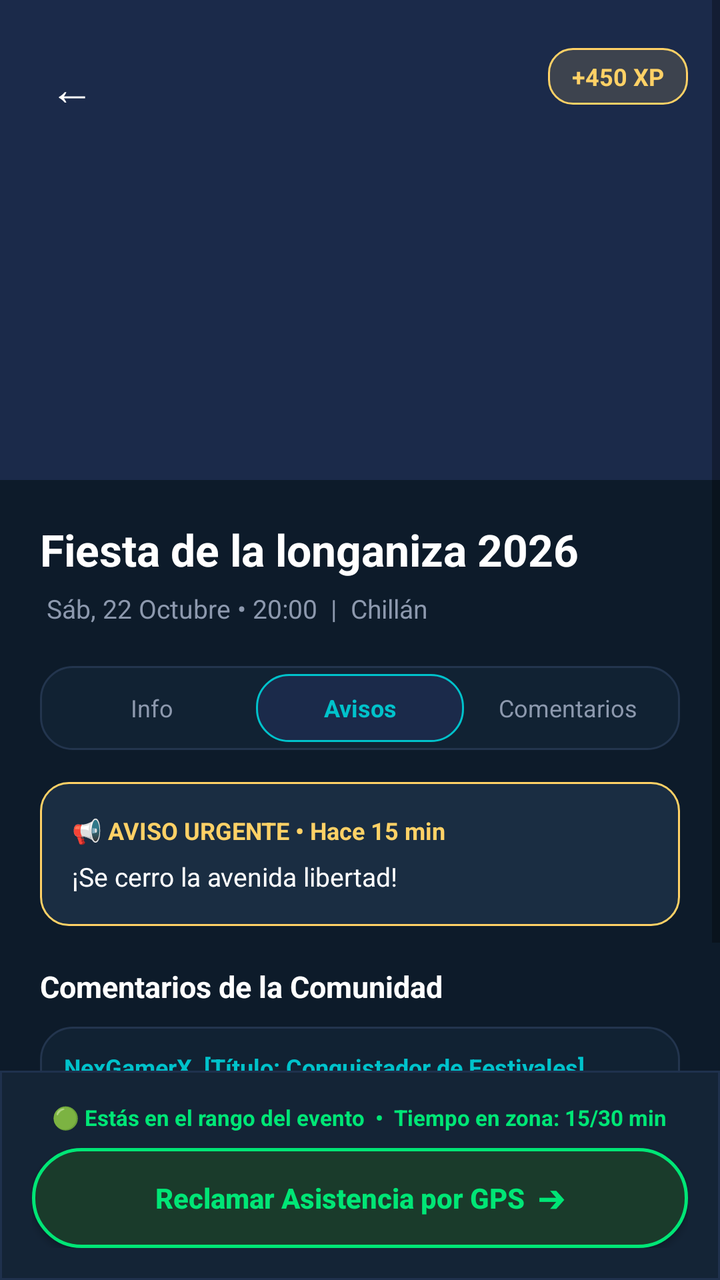
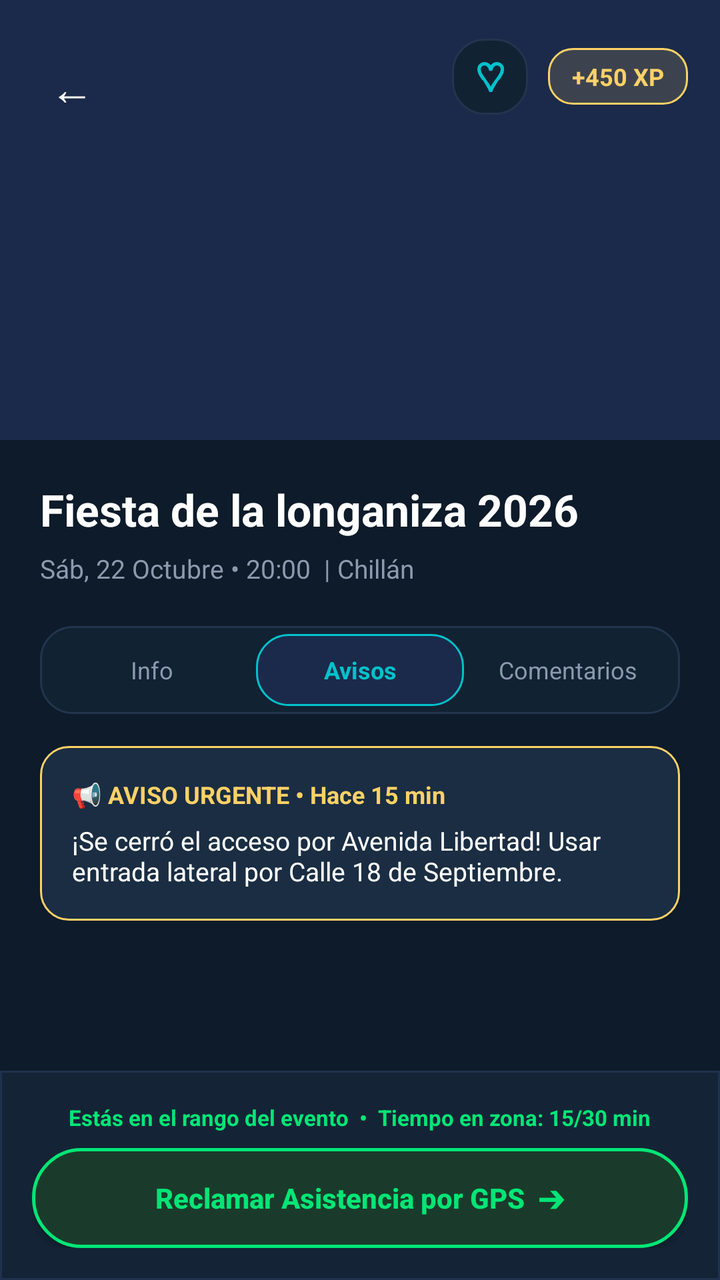

Compare the two renders of this Android layout. The source of the first and the diff that turns it into the second are given below.
<!-- AndroidManifest.xml: application theme Theme.Nexura -->
<!-- res/layout/activity_detalle_evento.xml -->
<?xml version="1.0" encoding="utf-8"?>
<androidx.constraintlayout.widget.ConstraintLayout xmlns:android="http://schemas.android.com/apk/res/android"
    xmlns:app="http://schemas.android.com/apk/res-auto"
    xmlns:tools="http://schemas.android.com/tools"
    android:layout_width="match_parent"
    android:layout_height="match_parent"
    android:background="@color/bg_dark"
    tools:context=".Detalle_Evento">

    <ScrollView
        android:layout_width="match_parent"
        android:layout_height="0dp"
        android:fillViewport="true"
        app:layout_constraintBottom_toTopOf="@id/bottomGpsSection"
        app:layout_constraintTop_toTopOf="parent">

        <LinearLayout
            android:layout_width="match_parent"
            android:layout_height="wrap_content"
            android:orientation="vertical">

            
            <androidx.constraintlayout.widget.ConstraintLayout
                android:layout_width="match_parent"
                android:layout_height="240dp"
                android:background="@color/surface_card">

                <TextView
                    android:id="@+id/btnBack"
                    android:layout_width="40dp"
                    android:layout_height="40dp"
                    android:layout_marginStart="16dp"
                    android:layout_marginTop="24dp"
                    android:gravity="center"
                    android:text="←"
                    android:textColor="@color/text_white"
                    android:textSize="22sp"
                    app:layout_constraintStart_toStartOf="parent"
                    app:layout_constraintTop_toTopOf="parent" />

                <TextView
                    android:layout_width="wrap_content"
                    android:layout_height="wrap_content"
                    android:layout_marginEnd="16dp"
                    android:layout_marginTop="24dp"
                    android:background="@drawable/badge"
                    android:paddingHorizontal="12dp"
                    android:paddingVertical="6dp"
                    android:text="+450 XP"
                    android:textColor="@color/trophy_gold"
                    android:textSize="12sp"
                    android:textStyle="bold"
                    app:layout_constraintEnd_toEndOf="parent"
                    app:layout_constraintTop_toTopOf="parent" />
            </androidx.constraintlayout.widget.ConstraintLayout>


            <LinearLayout
                android:layout_width="match_parent"
                android:layout_height="wrap_content"
                android:orientation="vertical"
                android:padding="20dp">

                <TextView
                    android:id="@+id/tvDetailTitle"
                    android:layout_width="wrap_content"
                    android:layout_height="wrap_content"
                    android:text="Fiesta de la longaniza 2026"
                    android:textColor="@color/text_white"
                    android:textSize="22sp"
                    android:textStyle="bold" />

                <TextView
                    android:layout_width="wrap_content"
                    android:layout_height="wrap_content"
                    android:layout_marginTop="6dp"
                    android:text=" Sáb, 22 Octubre • 20:00  |  Chillán"
                    android:textColor="@color/text_gray"
                    android:textSize="13sp" />

                
                <LinearLayout
                    android:layout_width="match_parent"
                    android:layout_height="42dp"
                    android:layout_marginTop="20dp"
                    android:background="@drawable/input"
                    android:gravity="center"
                    android:orientation="horizontal"
                    android:padding="4dp">

                    <TextView
                        android:layout_width="0dp"
                        android:layout_height="match_parent"
                        android:layout_weight="1"
                        android:gravity="center"
                        android:text="Info"
                        android:textColor="@color/text_gray"
                        android:textSize="12sp" />

                    <TextView
                        android:layout_width="0dp"
                        android:layout_height="match_parent"
                        android:layout_weight="1"
                        android:background="@drawable/categoria"
                        android:gravity="center"
                        android:text="Avisos"
                        android:textColor="@color/neon_cyan"
                        android:textSize="12sp"
                        android:textStyle="bold" />

                    <TextView
                        android:layout_width="0dp"
                        android:layout_height="match_parent"
                        android:layout_weight="1"
                        android:gravity="center"
                        android:text="Comentarios"
                        android:textColor="@color/text_gray"
                        android:textSize="12sp" />
                </LinearLayout>

                
                <LinearLayout
                    android:layout_width="match_parent"
                    android:layout_height="wrap_content"
                    android:layout_marginTop="16dp"
                    android:background="@drawable/tarjeta"
                    android:orientation="vertical"
                    android:padding="16dp">

                    <TextView
                        android:layout_width="wrap_content"
                        android:layout_height="wrap_content"
                        android:text="📢 AVISO URGENTE • Hace 15 min"
                        android:textColor="@color/trophy_gold"
                        android:textSize="12sp"
                        android:textStyle="bold" />

                    <TextView
                        android:layout_width="wrap_content"
                        android:layout_height="wrap_content"
                        android:layout_marginTop="6dp"
                        android:text="¡Se cerro la avenida libertad!"
                        android:textColor="@color/text_white"
                        android:textSize="13sp" />
                </LinearLayout>

                
                <TextView
                    android:layout_width="wrap_content"
                    android:layout_height="wrap_content"
                    android:layout_marginTop="20dp"
                    android:text="Comentarios de la Comunidad"
                    android:textColor="@color/text_white"
                    android:textSize="15sp"
                    android:textStyle="bold" />

                <LinearLayout
                    android:layout_width="match_parent"
                    android:layout_height="wrap_content"
                    android:layout_marginTop="10dp"
                    android:background="@drawable/input"
                    android:orientation="vertical"
                    android:padding="12dp">

                    <TextView
                        android:layout_width="wrap_content"
                        android:layout_height="wrap_content"
                        android:text="NexGamerX  [Título: Conquistador de Festivales]"
                        android:textColor="@color/neon_cyan"
                        android:textSize="12sp"
                        android:textStyle="bold" />

                    <TextView
                        android:layout_width="wrap_content"
                        android:layout_height="wrap_content"
                        android:layout_marginTop="4dp"
                        android:text="¿Alguien más ya está cerca de la zona VIP? ¡Quiero ese logro dorado!"
                        android:textColor="@color/text_gray"
                        android:textSize="12sp" />
                </LinearLayout>

            </LinearLayout>
        </LinearLayout>
    </ScrollView>

    
    <LinearLayout
        android:id="@+id/bottomGpsSection"
        android:layout_width="match_parent"
        android:layout_height="wrap_content"
        android:background="@drawable/nav"
        android:orientation="vertical"
        android:padding="16dp"
        app:layout_constraintBottom_toBottomOf="parent">

        <TextView
            android:id="@+id/tvGpsStatus"
            android:layout_width="wrap_content"
            android:layout_height="wrap_content"
            android:layout_gravity="center"
            android:text="🟢 Estás en el rango del evento  •  Tiempo en zona: 15/30 min"
            android:textColor="@color/status_green"
            android:textSize="11sp"
            android:textStyle="bold" />

        <androidx.appcompat.widget.AppCompatButton
            android:id="@+id/btnClaimGps"
            android:layout_width="match_parent"
            android:layout_height="50dp"
            android:layout_marginTop="8dp"
            android:background="@drawable/btn_gps"
            android:text="Reclamar Asistencia por GPS  ➔"
            android:textAllCaps="false"
            android:textColor="@color/status_green"
            android:textSize="14sp"
            android:textStyle="bold" />
    </LinearLayout>

</androidx.constraintlayout.widget.ConstraintLayout>
<!-- resources referenced by this layout -->
<resources>
  <color name="bg_dark">#0D1B2A</color>
  <color name="neon_cyan">#00C2CB</color>
  <color name="status_green">#00E676</color>
  <color name="surface_card">#1B2A4A</color>
  <color name="text_gray">#8D99AE</color>
  <color name="text_white">#FFFFFF</color>
  <color name="trophy_gold">#FFD166</color>
  <!-- drawable badge (drawable) -->
  <?xml version="1.0" encoding="utf-8"?>
  <shape xmlns:android="http://schemas.android.com/apk/res/android"
      android:shape="rectangle">
      <solid android:color="#26FFD166" />
      <stroke android:width="1dp" android:color="@color/trophy_gold" />
      <corners android:radius="12dp" />
  </shape>
  <!-- drawable btn_gps (drawable) -->
  <?xml version="1.0" encoding="utf-8"?>
  <shape xmlns:android="http://schemas.android.com/apk/res/android"
      android:shape="rectangle">
      <solid android:color="#1A3B2B" />
      <stroke android:width="1.5dp" android:color="@color/status_green" />
      <corners android:radius="24dp" />
  </shape>
  <!-- drawable categoria (drawable) -->
  <?xml version="1.0" encoding="utf-8"?>
  <shape xmlns:android="http://schemas.android.com/apk/res/android"
      android:shape="rectangle">
      <solid android:color="@color/surface_card" />
      <stroke android:width="1dp" android:color="@color/neon_cyan" />
      <corners android:radius="16dp" />
  </shape>
  <!-- drawable input (drawable) -->
  <?xml version="1.0" encoding="utf-8"?>
  <shape xmlns:android="http://schemas.android.com/apk/res/android"
      android:shape="rectangle">
      <solid android:color="@color/input_bg" />
      <stroke
          android:width="1dp"
          android:color="#23354E" />
      <corners android:radius="16dp" />
  </shape>
  <!-- drawable nav (drawable) -->
  <?xml version="1.0" encoding="utf-8"?>
  <shape xmlns:android="http://schemas.android.com/apk/res/android"
      android:shape="rectangle">
      <solid android:color="@color/surface_dark" />
      <stroke android:width="1dp" android:color="#1F314D" />
  </shape>
  <!-- drawable tarjeta (drawable) -->
  <?xml version="1.0" encoding="utf-8"?>
  <shape xmlns:android="http://schemas.android.com/apk/res/android"
      android:shape="rectangle">
      <solid android:color="#1A2D42" />
      <stroke android:width="1dp" android:color="@color/trophy_gold" />
      <corners android:radius="14dp" />
  </shape>
  <style name="Theme.Nexura" parent="Theme.MaterialComponents.DayNight.DarkActionBar">
          
          <item name="colorPrimary">@color/purple_500</item>
          <item name="colorPrimaryVariant">@color/purple_700</item>
          <item name="colorOnPrimary">@color/white</item>
          
          <item name="colorSecondary">@color/teal_200</item>
          <item name="colorSecondaryVariant">@color/teal_700</item>
          <item name="colorOnSecondary">@color/black</item>
          
          <item name="android:statusBarColor">?attr/colorPrimaryVariant</item>
          
      </style>
  <color name="input_bg">#112233</color>
  <color name="surface_dark">#142436</color>
  <color name="purple_500">#FF6200EE</color>
  <color name="purple_700">#FF3700B3</color>
  <color name="white">#FFFFFFFF</color>
  <color name="teal_200">#FF03DAC5</color>
  <color name="teal_700">#FF018786</color>
  <color name="black">#FF000000</color>
</resources>

<!-- the commit's change to res/layout/activity_detalle_evento.xml (unified diff, before → after) -->
@@ -5,7 +5,7 @@
     android:layout_width="match_parent"
     android:layout_height="match_parent"
     android:background="@color/bg_dark"
-    tools:context=".Detalle_Evento">
+    tools:context=".ui.Detalle_Evento">
 
     <ScrollView
         android:layout_width="match_parent"
@@ -22,7 +22,7 @@
             
             <androidx.constraintlayout.widget.ConstraintLayout
                 android:layout_width="match_parent"
-                android:layout_height="240dp"
+                android:layout_height="220dp"
                 android:background="@color/surface_card">
 
                 <TextView
@@ -38,7 +38,25 @@
                     app:layout_constraintStart_toStartOf="parent"
                     app:layout_constraintTop_toTopOf="parent" />
 
-                <TextView
+                
+                <TextView
+                    android:id="@+id/btnSaveFavorite"
+                    android:layout_width="38dp"
+                    android:layout_height="38dp"
+                    android:layout_marginEnd="10dp"
+                    android:background="@drawable/input"
+                    android:gravity="center"
+                    android:text="♡"
+                    android:textColor="@color/neon_cyan"
+                    android:textSize="20sp"
+                    android:textStyle="bold"
+                    app:layout_constraintBottom_toBottomOf="@id/tvDetailXpBadge"
+                    app:layout_constraintEnd_toStartOf="@id/tvDetailXpBadge"
+                    app:layout_constraintTop_toTopOf="@id/tvDetailXpBadge" />
+
+                
+                <TextView
+                    android:id="@+id/tvDetailXpBadge"
                     android:layout_width="wrap_content"
                     android:layout_height="wrap_content"
                     android:layout_marginEnd="16dp"
@@ -54,7 +72,7 @@
                     app:layout_constraintTop_toTopOf="parent" />
             </androidx.constraintlayout.widget.ConstraintLayout>
 
-
+            
             <LinearLayout
                 android:layout_width="match_parent"
                 android:layout_height="wrap_content"
@@ -71,17 +89,18 @@
                     android:textStyle="bold" />
 
                 <TextView
+                    android:id="@+id/tvDetailDateLocation"
                     android:layout_width="wrap_content"
                     android:layout_height="wrap_content"
                     android:layout_marginTop="6dp"
-                    android:text=" Sáb, 22 Octubre • 20:00  |  Chillán"
+                    android:text="Sáb, 22 Octubre • 20:00  | Chillán"
                     android:textColor="@color/text_gray"
                     android:textSize="13sp" />
 
                 
                 <LinearLayout
                     android:layout_width="match_parent"
-                    android:layout_height="42dp"
+                    android:layout_height="44dp"
                     android:layout_marginTop="20dp"
                     android:background="@drawable/input"
                     android:gravity="center"
@@ -89,6 +108,7 @@
                     android:padding="4dp">
 
                     <TextView
+                        android:id="@+id/tabInfo"
                         android:layout_width="0dp"
                         android:layout_height="match_parent"
                         android:layout_weight="1"
@@ -98,6 +118,7 @@
                         android:textSize="12sp" />
 
                     <TextView
+                        android:id="@+id/tabAvisos"
                         android:layout_width="0dp"
                         android:layout_height="match_parent"
                         android:layout_weight="1"
@@ -109,6 +130,7 @@
                         android:textStyle="bold" />
 
                     <TextView
+                        android:id="@+id/tabComentarios"
                         android:layout_width="0dp"
                         android:layout_height="match_parent"
                         android:layout_weight="1"
@@ -120,12 +142,43 @@
 
                 
                 <LinearLayout
+                    android:id="@+id/containerTabInfo"
                     android:layout_width="match_parent"
                     android:layout_height="wrap_content"
                     android:layout_marginTop="16dp"
                     android:background="@drawable/tarjeta"
                     android:orientation="vertical"
-                    android:padding="16dp">
+                    android:padding="16dp"
+                    android:visibility="gone">
+
+                    <TextView
+                        android:layout_width="wrap_content"
+                        android:layout_height="wrap_content"
+                        android:text="Descripción del Evento"
+                        android:textColor="@color/text_white"
+                        android:textSize="14sp"
+                        android:textStyle="bold" />
+
+                    <TextView
+                        android:layout_width="wrap_content"
+                        android:layout_height="wrap_content"
+                        android:layout_marginTop="8dp"
+                        android:lineSpacingExtra="4dp"
+                        android:text="Disfruta de la feria gastronómica tradicional más grande de la región. Más de 50 expositores, música folclórica en vivo, foodtrucks y cerveza artesanal."
+                        android:textColor="@color/text_gray"
+                        android:textSize="13sp" />
+                </LinearLayout>
+
+                
+                <LinearLayout
+                    android:id="@+id/containerTabAvisos"
+                    android:layout_width="match_parent"
+                    android:layout_height="wrap_content"
+                    android:layout_marginTop="16dp"
+                    android:background="@drawable/tarjeta"
+                    android:orientation="vertical"
+                    android:padding="16dp"
+                    android:visibility="visible">
 
                     <TextView
                         android:layout_width="wrap_content"
@@ -139,44 +192,75 @@
                         android:layout_width="wrap_content"
                         android:layout_height="wrap_content"
                         android:layout_marginTop="6dp"
-                        android:text="¡Se cerro la avenida libertad!"
+                        android:text="¡Se cerró el acceso por Avenida Libertad! Usar entrada lateral por Calle 18 de Septiembre."
                         android:textColor="@color/text_white"
                         android:textSize="13sp" />
                 </LinearLayout>
 
                 
-                <TextView
-                    android:layout_width="wrap_content"
-                    android:layout_height="wrap_content"
-                    android:layout_marginTop="20dp"
-                    android:text="Comentarios de la Comunidad"
-                    android:textColor="@color/text_white"
-                    android:textSize="15sp"
-                    android:textStyle="bold" />
-
                 <LinearLayout
+                    android:id="@+id/containerTabComentarios"
                     android:layout_width="match_parent"
                     android:layout_height="wrap_content"
-                    android:layout_marginTop="10dp"
-                    android:background="@drawable/input"
+                    android:layout_marginTop="16dp"
                     android:orientation="vertical"
-                    android:padding="12dp">
-
-                    <TextView
-                        android:layout_width="wrap_content"
-                        android:layout_height="wrap_content"
-                        android:text="NexGamerX  [Título: Conquistador de Festivales]"
-                        android:textColor="@color/neon_cyan"
-                        android:textSize="12sp"
-                        android:textStyle="bold" />
-
-                    <TextView
-                        android:layout_width="wrap_content"
-                        android:layout_height="wrap_content"
-                        android:layout_marginTop="4dp"
-                        android:text="¿Alguien más ya está cerca de la zona VIP? ¡Quiero ese logro dorado!"
-                        android:textColor="@color/text_gray"
-                        android:textSize="12sp" />
+                    android:visibility="gone">
+
+                    <LinearLayout
+                        android:layout_width="match_parent"
+                        android:layout_height="wrap_content"
+                        android:background="@drawable/input"
+                        android:orientation="vertical"
+                        android:padding="12dp">
+
+                        <TextView
+                            android:layout_width="wrap_content"
+                            android:layout_height="wrap_content"
+                            android:text="NexGamerX  [Título: Conquistador de Festivales]"
+                            android:textColor="@color/neon_cyan"
+                            android:textSize="12sp"
+                            android:textStyle="bold" />
+
+                        <TextView
+                            android:layout_width="wrap_content"
+                            android:layout_height="wrap_content"
+                            android:layout_marginTop="4dp"
+                            android:text="¿Alguien más ya está cerca de la zona VIP? ¡Quiero ese logro dorado!"
+                            android:textColor="@color/text_gray"
+                            android:textSize="12sp" />
+                    </LinearLayout>
+
+                    
+                    <LinearLayout
+                        android:layout_width="match_parent"
+                        android:layout_height="wrap_content"
+                        android:layout_marginTop="12dp"
+                        android:orientation="horizontal">
+
+                        <EditText
+                            android:id="@+id/etNewComment"
+                            android:layout_width="0dp"
+                            android:layout_height="44dp"
+                            android:layout_weight="1"
+                            android:background="@drawable/input"
+                            android:hint="Escribe un comentario..."
+                            android:paddingHorizontal="12dp"
+                            android:textColor="@color/text_white"
+                            android:textColorHint="@color/text_hint"
+                            android:textSize="12sp" />
+
+                        <androidx.appcompat.widget.AppCompatButton
+                            android:id="@+id/btnSendComment"
+                            android:layout_width="wrap_content"
+                            android:layout_height="44dp"
+                            android:layout_marginStart="8dp"
+                            android:background="@drawable/boton_gradiante"
+                            android:paddingHorizontal="14dp"
+                            android:text="Enviar"
+                            android:textColor="@color/text_white"
+                            android:textSize="12sp"
+                            android:textStyle="bold" />
+                    </LinearLayout>
                 </LinearLayout>
 
             </LinearLayout>
@@ -198,7 +282,7 @@
             android:layout_width="wrap_content"
             android:layout_height="wrap_content"
             android:layout_gravity="center"
-            android:text="🟢 Estás en el rango del evento  •  Tiempo en zona: 15/30 min"
+            android:text="Estás en el rango del evento  •  Tiempo en zona: 15/30 min"
             android:textColor="@color/status_green"
             android:textSize="11sp"
             android:textStyle="bold" />
<!-- resource entries referenced after the edit -->
@@ -5,6 +5,7 @@
   <color name="status_green">#00E676</color>
   <color name="surface_card">#1B2A4A</color>
   <color name="text_gray">#8D99AE</color>
+  <color name="text_hint">#5C6B73</color>
   <color name="text_white">#FFFFFF</color>
   <color name="trophy_gold">#FFD166</color>
   <!-- drawable badge (drawable) -->
@@ -14,6 +15,16 @@
       <solid android:color="#26FFD166" />
       <stroke android:width="1dp" android:color="@color/trophy_gold" />
       <corners android:radius="12dp" />
+  </shape>
+  <!-- drawable boton_gradiante (drawable) -->
+  <?xml version="1.0" encoding="utf-8"?>
+  <shape xmlns:android="http://schemas.android.com/apk/res/android"
+      android:shape="rectangle">
+      <gradient
+          android:startColor="#00C2CB"
+          android:endColor="#7B2CBF"
+          android:angle="0" />
+      <corners android:radius="24dp" />
   </shape>
   <!-- drawable btn_gps (drawable) -->
   <?xml version="1.0" encoding="utf-8"?>
